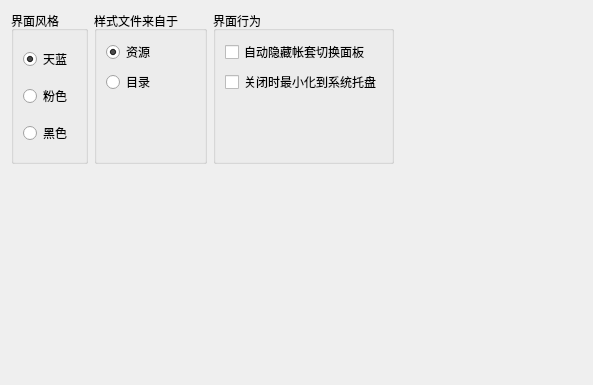
Qt form forms/appcommcfgpanel.ui (wangkungit5905/PzAssistant) before a commit.
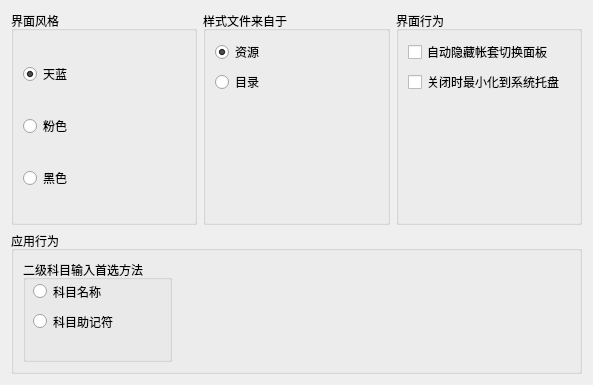
The same form after that commit.

Commit message:
进一步提升一二级科目输入的用户友好性和bug修复
1、解决凭证编辑窗口在取消新建二级科目映射或新建二级科目后，原有已设置的二级科目被清空的问题。
2、解决凭证编辑窗口在一二级科目编辑器的组合框的文本输入框获取收入光标后按回车键焦点单元格连续
跳转两格的问题。
3、提供二级科目输入行为的用户喜好设置（可优先使用科目名称或助记符）
4、其他一些容易引起崩溃的问题。

```diff
--- a/forms/appcommcfgpanel.ui
+++ b/forms/appcommcfgpanel.ui
@@ -13,7 +13,7 @@
   <property name="windowTitle">
    <string>Form</string>
   </property>
-  <layout class="QVBoxLayout" name="verticalLayout_2">
+  <layout class="QVBoxLayout" name="verticalLayout_2" stretch="3,2">
    <item>
     <layout class="QHBoxLayout" name="horizontalLayout">
      <item>
@@ -124,6 +124,47 @@
        </layout>
       </widget>
      </item>
+    </layout>
+   </item>
+   <item>
+    <widget class="QGroupBox" name="groupBox_4">
+     <property name="title">
+      <string>应用行为</string>
+     </property>
+     <layout class="QHBoxLayout" name="horizontalLayout_2">
+      <item>
+       <widget class="QGroupBox" name="groupBox_5">
+        <property name="title">
+         <string>二级科目输入首选方法</string>
+        </property>
+        <widget class="QRadioButton" name="rdoSubName">
+         <property name="geometry">
+          <rect>
+           <x>10</x>
+           <y>20</y>
+           <width>101</width>
+           <height>23</height>
+          </rect>
+         </property>
+         <property name="text">
+          <string>科目名称</string>
+         </property>
+        </widget>
+        <widget class="QRadioButton" name="rdoSubRemCode">
+         <property name="geometry">
+          <rect>
+           <x>10</x>
+           <y>50</y>
+           <width>101</width>
+           <height>23</height>
+          </rect>
+         </property>
+         <property name="text">
+          <string>科目助记符</string>
+         </property>
+        </widget>
+       </widget>
+      </item>
      <item>
       <spacer name="horizontalSpacer">
        <property name="orientation">
@@ -131,26 +172,14 @@
        </property>
        <property name="sizeHint" stdset="0">
         <size>
-         <width>40</width>
+          <width>397</width>
          <height>20</height>
         </size>
        </property>
       </spacer>
      </item>
     </layout>
-   </item>
-   <item>
-    <spacer name="verticalSpacer">
-     <property name="orientation">
-      <enum>Qt::Vertical</enum>
-     </property>
-     <property name="sizeHint" stdset="0">
-      <size>
-       <width>20</width>
-       <height>210</height>
-      </size>
-     </property>
-    </spacer>
+    </widget>
    </item>
   </layout>
  </widget>
```
Lines whose indentation alone changed are shown as unchanged. The commit also changes 16 other files.
